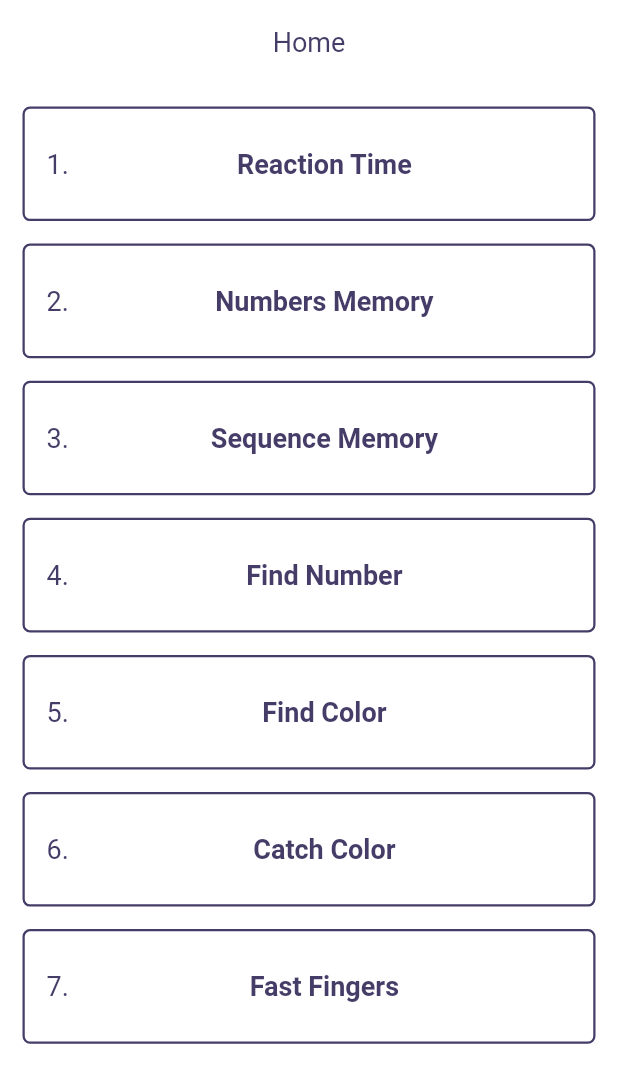
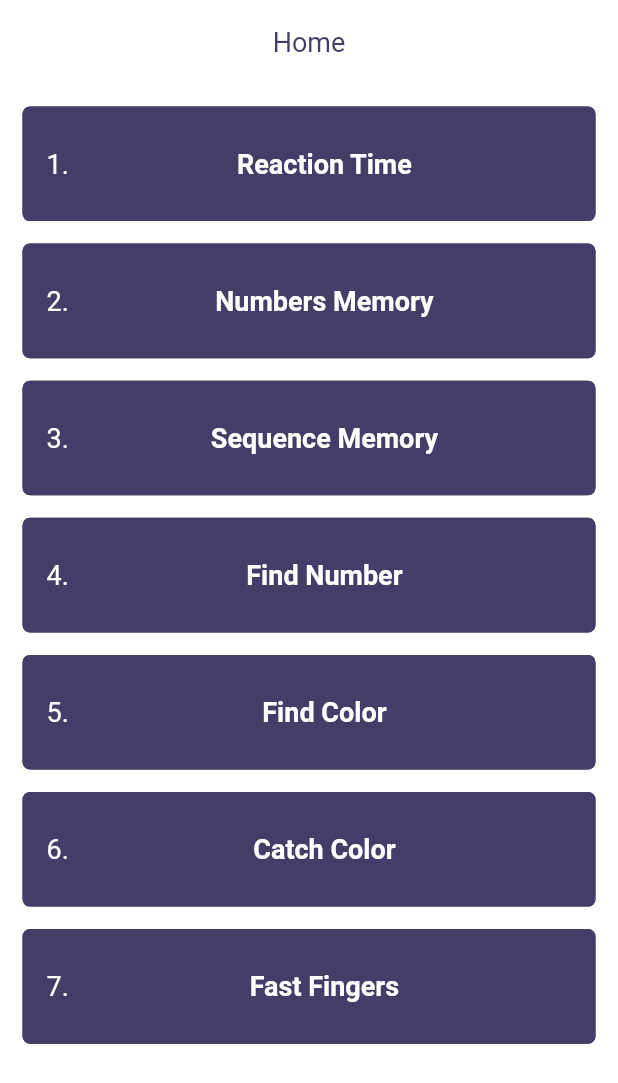
Before and after one commit to Burak-Baylan/human_benchmark_flutter_v2, a Flutter app: the screen it shows after launch, on a phone screen of 412 x 824 dp. Shown: the top 1083 px of the screen. Run offline on Flutter 3.47's test engine with Material 2 defaults, Android fonts, the phone set to English and light mode, and no system bars; our stand-ins replace flutter_mobx, flutter_screenutil, focus_detector, get, get_it, mobx and 1 more; generated files the repository leaves out were written again; Roboto replaces fonts that are missing (GemunuLibre).

Commit message:
update: game widget

```diff
--- a/lib/pages/home/widgets/game_widget.dart
+++ b/lib/pages/home/widgets/game_widget.dart
@@ -26,14 +26,16 @@ class GamesWidget extends StatelessWidget {
         if (onPressed != null) onPressed!();
         Get.to(route);
       },
+      backgroundColor: MyColors.secondaryColor,
       text: text,
+      textColor: Colors.white,
       leading: Row(
         mainAxisSize: MainAxisSize.min,
         children: [
           LessText.lessFuturedText(
             text: gameNumber,
             fontWeight: FontWeight.w400,
-            color: MyColors.secondaryColor,
+            color: Colors.white,
             fontSize: 18,
             textAlign: TextAlign.left,
           ),
```
